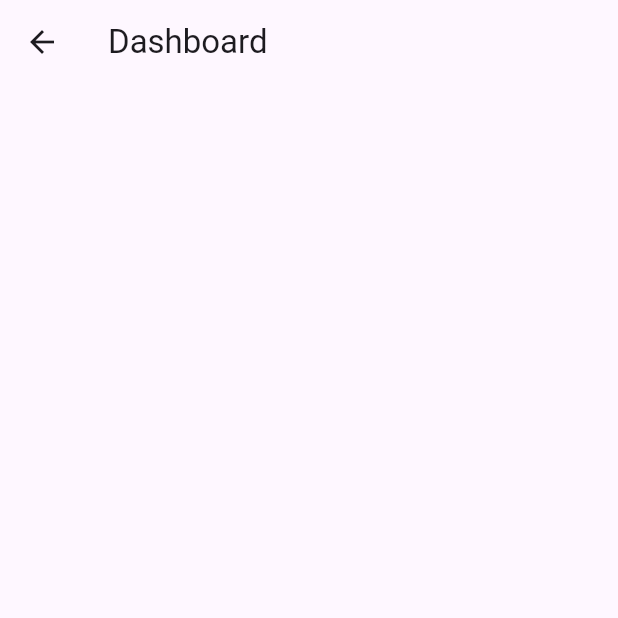
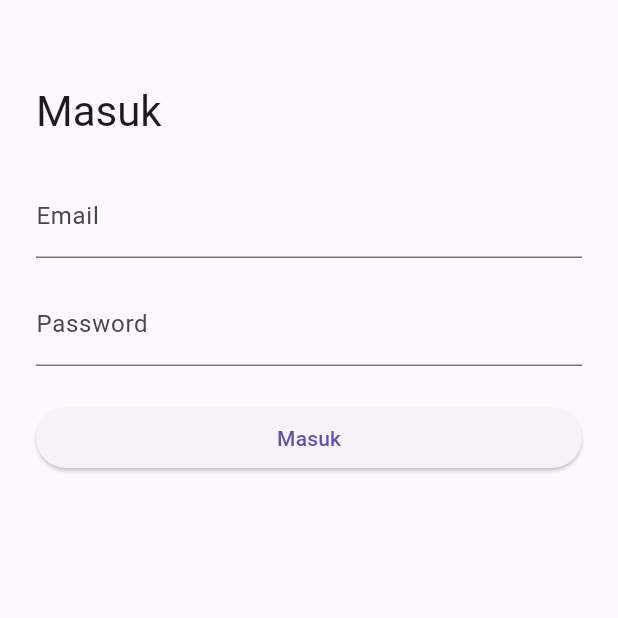
Before and after one commit to AbdulReyza/kelompok_2, a Flutter app: the LoginPage screen opened directly, on a phone screen of 412 x 824 dp, the top half of it. Run offline on Flutter 3.47's test engine with Material 3 defaults, Android fonts, the phone set to English and light mode, and no system bars; our stand-ins replace firebase_auth, firebase_core, lottie; missing offline and left inert: flutter_bluetooth_printer; accounts and stored records are empty; Roboto replaces fonts that are missing (Pixel).

Commit message:
feat: implementasi logic login ke login page

```diff
--- a/lib/main.dart
+++ b/lib/main.dart
@@ -17,6 +17,7 @@ import 'package:kelompok_2/presentation/profiles/arya_profile.dart';
 import 'package:kelompok_2/presentation/profiles/reyza_profile.dart';
 import 'package:kelompok_2/presentation/profiles/rio_profile.dart';
 import 'package:kelompok_2/presentation/providers/auth_provider.dart';
+import 'package:kelompok_2/presentation/widgets/main_layout.dart';
 import 'package:provider/provider.dart';
 // import 'package:provider/provider.dart';
 
@@ -51,14 +52,15 @@ class MyApp extends StatelessWidget {
             SplashArya.routeName: (_) => const SplashArya(),
             SplashAbday.routeName: (_) => const SplashAbday(),
 
+            MainLayout.routeName: (_) => const MainLayout(),
+            Dashboard.routeName: (_) => const Dashboard(),
+            AboutPage.routeName: (_) => const AboutPage(),
+            SettingPage.routeName: (_) => const SettingPage(),
+
             ProfileAbday.routeName: (_) => const ProfileAbday(),
             ProfileReyza.routeName: (_) => const ProfileReyza(),
             ProfileRio.routeName: (_) => const ProfileRio(),
             ProfileArya.routeName: (_) => const ProfileArya(),
-
-            Dashboard.routeName: (_) => const Dashboard(),
-            AboutPage.routeName: (_) => const AboutPage(),
-            SettingPage.routeName: (_) => const SettingPage(),
           }
         ),
     );
--- a/lib/presentation/pages/login.dart
+++ b/lib/presentation/pages/login.dart
@@ -1,6 +1,12 @@
 import 'package:flutter/material.dart';
+import 'package:kelompok_2/presentation/pages/dashboard.dart';
+import 'package:kelompok_2/presentation/widgets/main_layout.dart';
+import 'package:provider/provider.dart';
+import 'package:kelompok_2/presentation/providers/auth_provider.dart';
+
 
 class LoginPage extends StatefulWidget {
+  static const routeName = '/login';
   const LoginPage({super.key});
 
   @override
@@ -8,17 +14,82 @@ class LoginPage extends StatefulWidget {
 }
 
 class _LoginPageState extends State<LoginPage> {
+  final _email = TextEditingController();
+  final _password = TextEditingController();
+
+
+  @override
+  void dispose() {
+    _email.dispose();
+    _password.dispose();
+    super.dispose();
+  }
+
+
   @override
   Widget build(BuildContext context) {
+  final auth = context.watch<AuthProvider>();
+
     return Scaffold(
-      appBar: AppBar(
-        title: const Text("Dashboard"),
-        actions: const [],
-      ),
-      body: SingleChildScrollView(
-        padding: const EdgeInsets.all(10.0),
-        child: Column(
-            children: [],
+      body: SafeArea(
+        child: SingleChildScrollView(
+          padding: const EdgeInsets.all(24.0),
+          child: Column(
+            crossAxisAlignment: CrossAxisAlignment.stretch,
+            children: [
+
+              const SizedBox(height: 32),
+
+              Text('Masuk', style: Theme.of(context).textTheme.headlineMedium),
+              const SizedBox(height: 24),
+
+              // Form Input
+              TextField(
+                controller: _email,
+                keyboardType: TextInputType.emailAddress,
+                decoration: const InputDecoration(labelText: 'Email'),
+              ),
+              const SizedBox(height: 16),
+              TextField(
+                controller: _password,
+                decoration: const InputDecoration(labelText: 'Password'),
+                obscureText: true,
+              ),
+              const SizedBox(height: 24),
+
+              ElevatedButton(
+                onPressed: auth.loading
+                    ? null
+                    : () async {
+                        final nav = Navigator.of(context);
+                        await auth.signIn(_email.text.trim(), _password.text);
+                        if (auth.uid != null) {
+                          nav.pushReplacementNamed(MainLayout.routeName);
+                        }
+                      },
+                child: auth.loading
+                    ? const CircularProgressIndicator()
+                    : const Text('Masuk'),
+              ),
+
+              if (auth.error != null) ...[
+                const SizedBox(height: 12),
+                Text(
+                  auth.error!,
+                  style: const TextStyle(color: Colors.red),
+                  textAlign: TextAlign.center,
+                ),
+              ],
+
+              const SizedBox(height: 16),
+
+              // TextButton(
+              //   onPressed: () =>
+              //       Navigator.of(context).pushNamed(RegisterPage.routeName),
+              //   child: const Text('Belum punya akun? Daftar'),
+              // ),
+            ],
+          ),
         ),
       ),
     );
--- a/lib/presentation/pages/splash_abday.dart
+++ b/lib/presentation/pages/splash_abday.dart
@@ -1,5 +1,5 @@
 import 'package:flutter/material.dart';
-import 'package:kelompok_2/presentation/widgets/main_layout.dart';
+import 'package:kelompok_2/presentation/pages/login.dart';
 import 'package:lottie/lottie.dart';
 
 
@@ -19,7 +19,7 @@ class _SplashAbdayState extends State<SplashAbday> {
         Navigator.pushReplacement(
           context,
           PageRouteBuilder(
-            pageBuilder: (context, animation, secondaryAnimation) => MainLayout(),
+            pageBuilder: (context, animation, secondaryAnimation) => LoginPage(),
             transitionsBuilder:
                 (context, animation, secondaryAnimation, child) {
               return FadeTransition(
--- a/lib/presentation/widgets/main_layout.dart
+++ b/lib/presentation/widgets/main_layout.dart
@@ -5,6 +5,7 @@ import 'package:kelompok_2/presentation/pages/setting.dart';
 import 'package:kelompok_2/presentation/widgets/navigation_bar.dart';
 
 class MainLayout extends StatefulWidget {
+  static const routeName = '/main';
   const MainLayout({super.key});
 
   @override
```
